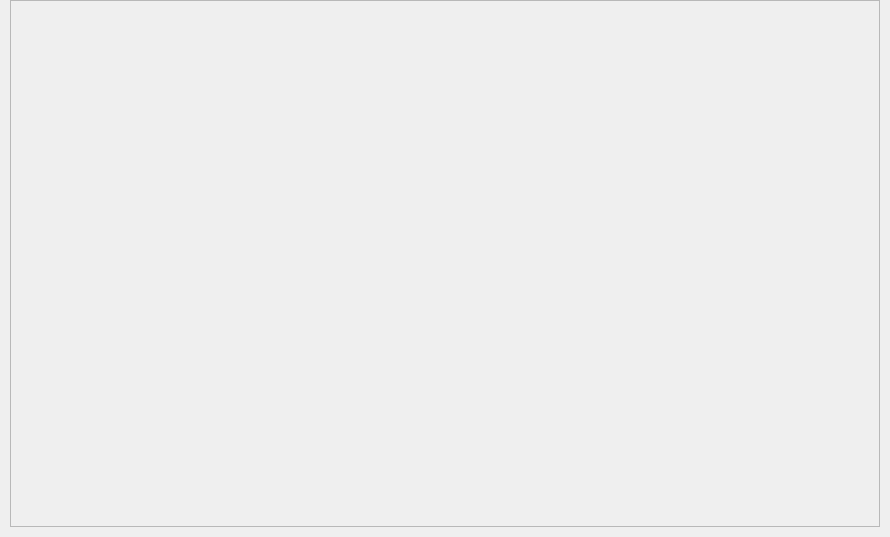
The window that shared/nexis/Pages/Resources/resources_page.ui (s4solutionsllc/Nexis) describes before a commit, drawn with Qt 5.
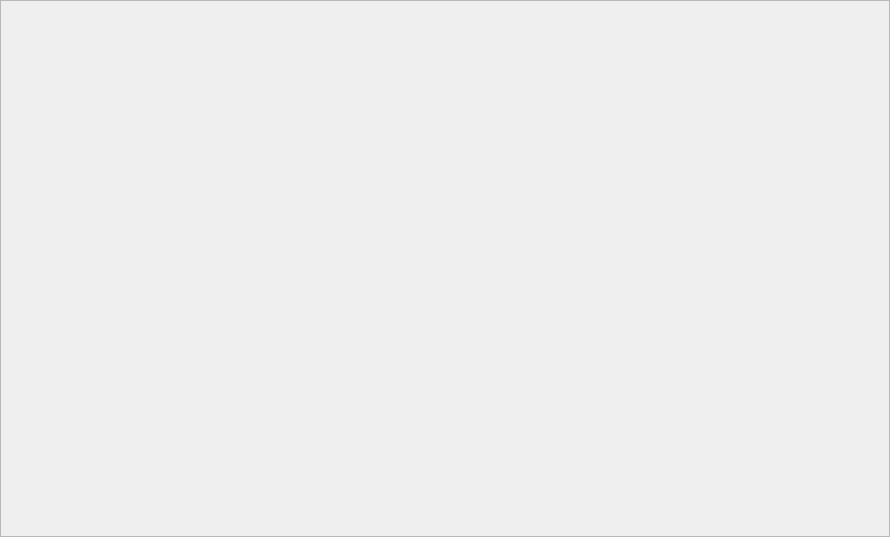
The same window after the commit.

Commit message:
style(ui): normalize all page margins to 0/0/0/0
Phase 2 of revision plan — zero all root layout margins across 10 page
.ui files. Pages now fill the SlidingStackedWidget content area
edge-to-edge. If specific elements need breathing room, it should be
handled via QSS padding on the content container, not page-level margins.

Files changed: dashboard_page, system_cleaner_page, services_page,
processes_page, resources_page, helpers_page, search_page,
settings_page, gnome_settings_page, uninstallerpage

The edit to the form file:
```diff
--- a/shared/nexis/Pages/Resources/resources_page.ui
+++ b/shared/nexis/Pages/Resources/resources_page.ui
@@ -18,16 +18,16 @@
     <number>0</number>
    </property>
    <property name="leftMargin">
-    <number>10</number>
+    <number>0</number>
    </property>
    <property name="topMargin">
     <number>0</number>
    </property>
    <property name="rightMargin">
-    <number>10</number>
+    <number>0</number>
    </property>
    <property name="bottomMargin">
-    <number>10</number>
+    <number>0</number>
    </property>
    <item>
     <widget class="QScrollArea" name="scrollAreaResource">
```
The commit also changes 9 other files.
